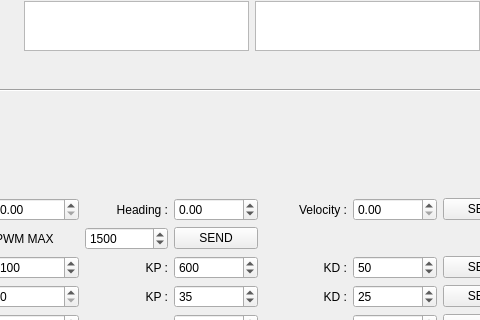
Before: the Qt Designer form src/interface/BlueRov2.ui in cyrilcotsaftis/bluerov_ros_playground, drawn with Qt 5; both pictures show x 220 to 700 and y 109 to 429 of the 1212 by 639 pixel window.
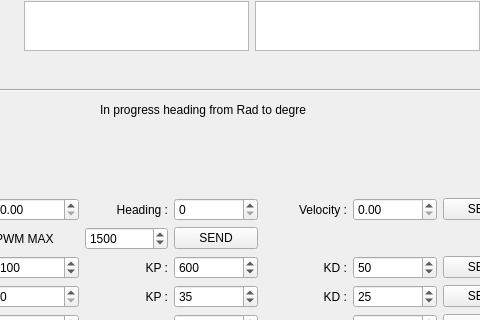
After: the same form once the commit is applied.

Commit message: changement heading : input in deg between [0-360]

```diff
--- a/src/interface/BlueRov2.ui
+++ b/src/interface/BlueRov2.ui
@@ -98,11 +98,14 @@
      </item>
      <item row="1" column="4">
       <widget class="QDoubleSpinBox" name="doubleSpinBox_heading">
+       <property name="decimals">
+        <number>0</number>
+       </property>
        <property name="minimum">
-        <double>-3.140000000000000</double>
+        <double>0.000000000000000</double>
        </property>
        <property name="maximum">
-        <double>3.140000000000000</double>
+        <double>360.000000000000000</double>
        </property>
        <property name="singleStep">
         <double>0.050000000000000</double>
@@ -1152,6 +1155,19 @@
      <enum>Qt::Vertical</enum>
     </property>
    </widget>
+   <widget class="QLabel" name="label_45">
+    <property name="geometry">
+     <rect>
+      <x>320</x>
+      <y>190</y>
+      <width>281</width>
+      <height>20</height>
+     </rect>
+    </property>
+    <property name="text">
+     <string>In progress heading from Rad to degre</string>
+    </property>
+   </widget>
   </widget>
   <widget class="QMenuBar" name="menubar">
    <property name="geometry">
```
Left out of the diff: 2 changed lines with no effect on the pictures.
